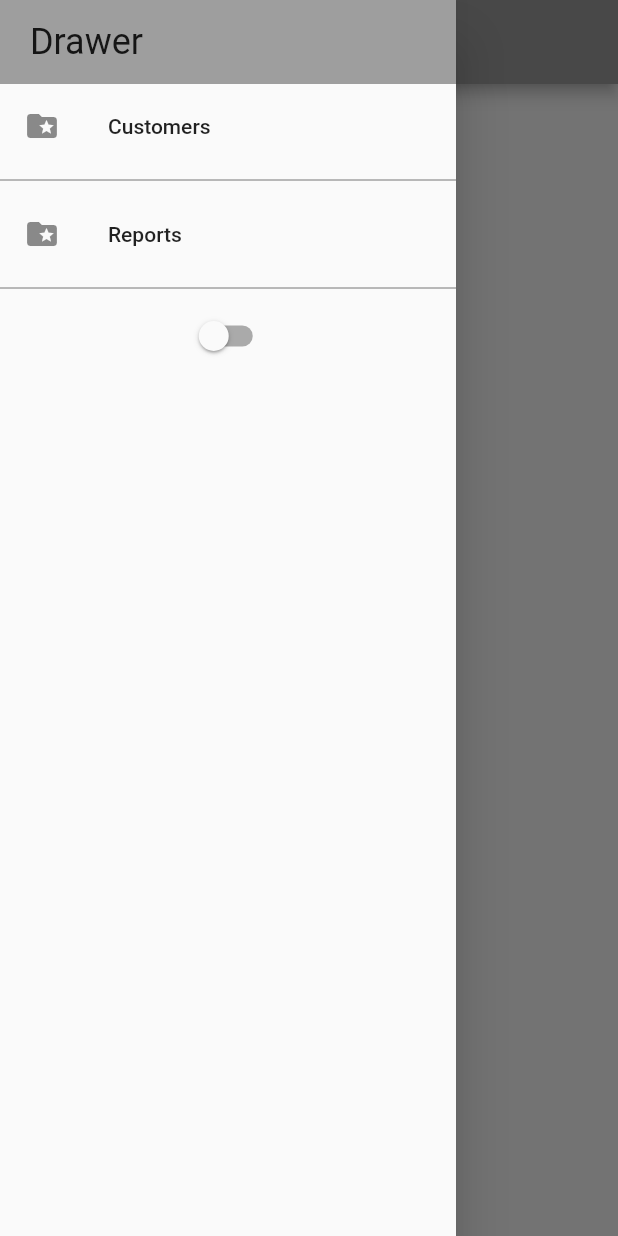
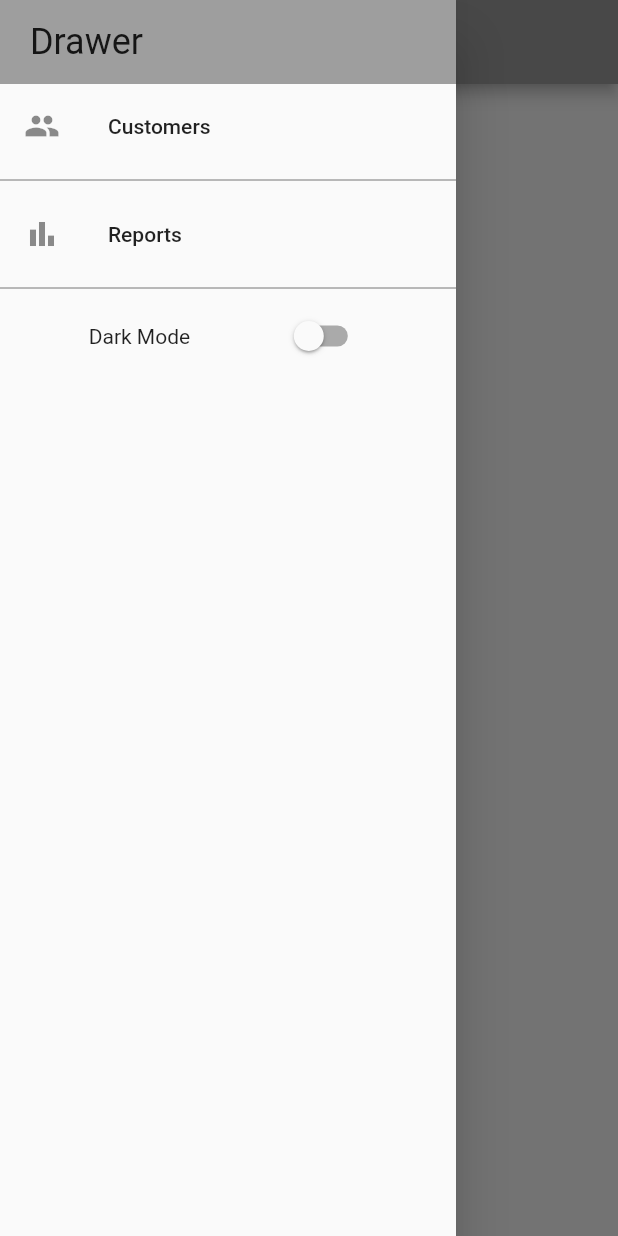
Before and after one commit to novizco-infotech/qktrade_app, a Flutter app: the screen it shows after launch, with the side drawer open, on a phone screen of 412 x 824 dp. Run offline on Flutter 3.47's test engine with Material 2 defaults, Android fonts, the phone set to English and light mode, and no system bars; our stand-ins replace equatable, flutter_bloc, hydrated_bloc.

Commit message:
drawer updates

```diff
--- a/lib/screens/drawer.dart
+++ b/lib/screens/drawer.dart
@@ -25,7 +25,7 @@ class MainDrawer extends StatelessWidget {
               CustomerTabScreen.routeName,
             ),
             child: const ListTile(
-              leading: Icon(Icons.folder_special),
+              leading: Icon(Icons.people),
               title: Text('Customers'),
             ),
           ),
@@ -35,11 +35,15 @@ class MainDrawer extends StatelessWidget {
               ReportTabScreen.routeName,
             ),
             child: const ListTile(
-              leading: Icon(Icons.folder_special),
+              leading: Icon(Icons.bar_chart),
               title: Text('Reports'),
             ),
           ),
           const Divider(),
+          Row(
+            mainAxisAlignment: MainAxisAlignment.spaceEvenly,
+            children: [
+              Text('Dark Mode'),
               BlocBuilder<ThemeBloc, ThemeState>(
                 builder: (context, state) {
                   return Switch(
@@ -52,6 +56,8 @@ class MainDrawer extends StatelessWidget {
                   );
                 },
               )
+            ],
+          ),
         ]),
       ),
     );
```
Lines whose indentation alone changed are shown as unchanged.
